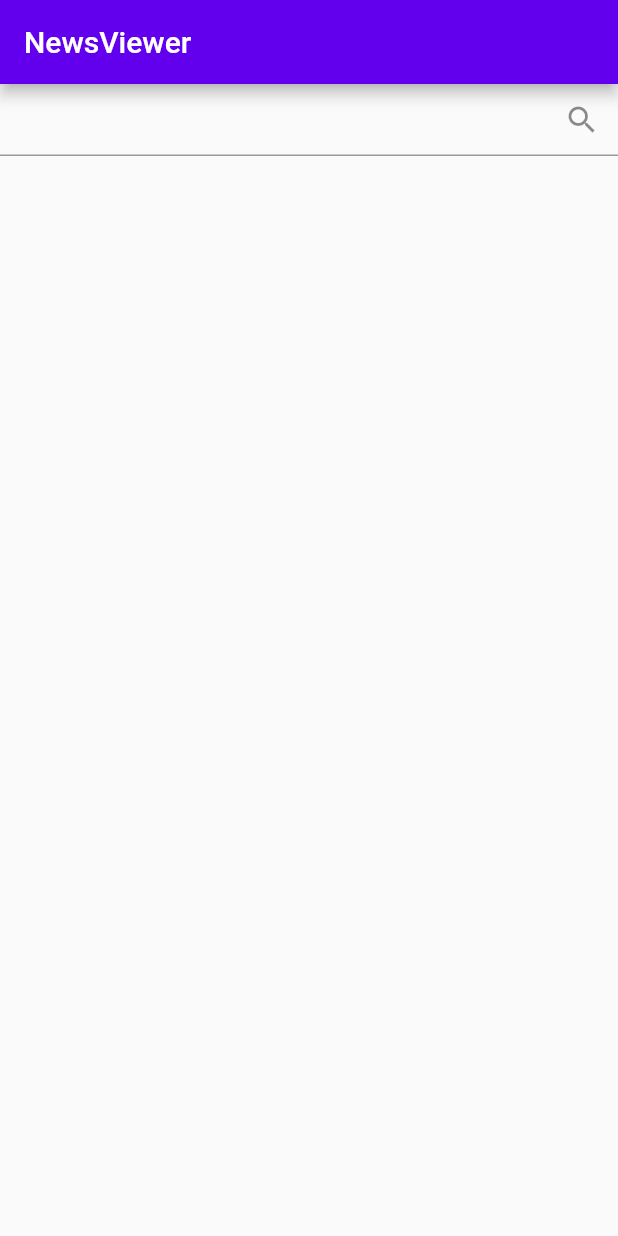
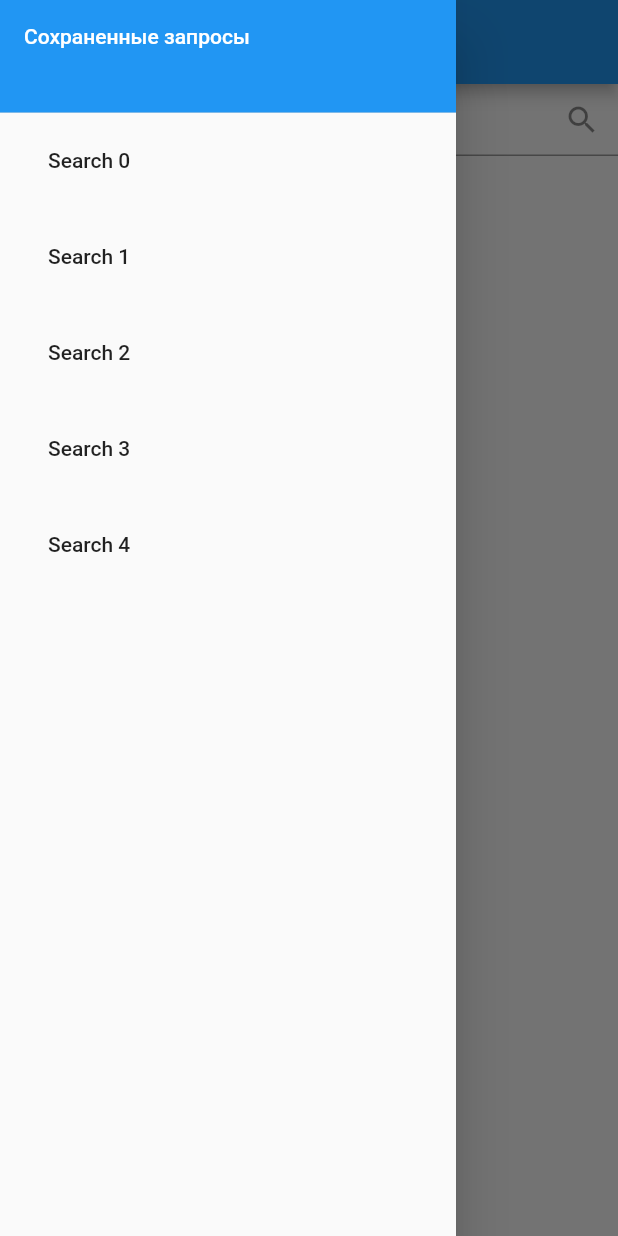
Before and after one commit to themickey03/test_task_solution, a Flutter app: the screen it shows after launch, with the side drawer open (before the commit the screen has no drawer), on a phone screen of 412 x 824 dp. Run offline on Flutter 3.47's test engine with Material 2 defaults, Android fonts, the light colour scheme and no system bars.

Commit message:
side_menu created, news formatted

```diff
--- a/lib/main.dart
+++ b/lib/main.dart
@@ -1,5 +1,6 @@
 import 'package:flutter/material.dart';
 import 'package:test_task_solution/news/news_list_widget.dart';
+import 'package:test_task_solution/sideMenu/side_menu_widget.dart';
 
 void main() {
   runApp(const MyApp());
@@ -26,29 +27,62 @@ class MyHomePage extends StatefulWidget {
 class _MyHomePageState extends State<MyHomePage> {
   var inputText = "";
   var searched = false;
+  var isSearched = false;
+
+  _changeSetOfSearch() {
+    setState(() {
+      isSearched = !isSearched;
+    });
+  }
+
+  _changeInputText(String text){
+    setState(() {
+      inputText = text;
+    });
+  }
 
   @override
   Widget build(BuildContext context) {
     return Scaffold(
+        drawer: SideMenuWidget(onResult: (result) {
+          _changeInputText(result);
+          setState(() {
+            isSearched = true;
+          });
+        },),
         appBar: AppBar(
-          title: const Text("NewsViewer"),
+          backgroundColor: ThemeData.light().primaryColor,
+          title: isSearched ? Text(inputText) : const Text("NewsViewer"),
+          actions: [
+            isSearched ? IconButton(
+              icon: const Icon(Icons.search),
+              onPressed: (){
+                _changeSetOfSearch();
+              },
+            ) : Container()
+          ],
         ),
         body: Align(
           alignment: Alignment.topCenter,
-          child: TextField(
-            onChanged: (text) {
-              setState(() {
-                inputText = text;
-              });
-            },
-            decoration: InputDecoration(
-                suffixIcon: IconButton(
-                    onPressed: () => {
-                          Navigator.of(context).push(MaterialPageRoute(
-                              builder: (context) =>
-                                  NewsListWidget(requestString: inputText)))
+          child: SizedBox(
+            child: Column(
+              children: [
+                !isSearched
+                    ? TextField(
+                        onChanged: (text) {
+                          _changeInputText(text);
                         },
-                    icon: const Icon(Icons.search))),
+                        decoration: InputDecoration(
+                            suffixIcon: IconButton(
+                                onPressed: () => {_changeSetOfSearch()},
+                                icon: const Icon(Icons.search))),
+                      )
+                    : Container(),
+                isSearched
+                    ? Expanded(child: NewsListWidget(requestString: inputText))
+                    : Container()
+              ],
+            ),
           ),
         ));
   }
--- /dev/null
+++ b/lib/sideMenu/side_menu_widget.dart
@@ -0,0 +1,47 @@
+import 'package:flutter/material.dart';
+
+class SideMenuWidget extends StatelessWidget {
+  final ValueChanged onResult;
+  const SideMenuWidget({super.key, required this.onResult});
+
+  @override
+  Widget build(BuildContext context) {
+    return Drawer(
+      child: ListView(
+        physics: const NeverScrollableScrollPhysics(),
+        padding: EdgeInsets.zero,
+        children: <Widget>[
+          SizedBox(
+            height: 75.0,
+            child: DrawerHeader(
+              margin: EdgeInsets.zero,
+              decoration: BoxDecoration(
+                color: ThemeData.light().primaryColor,
+              ),
+              child: const Text(
+                'Сохраненные запросы',
+                style: TextStyle(color: Colors.white),
+              ),
+            ),
+          ),
+          ListView.builder(
+            shrinkWrap: true,
+              itemCount: 5,
+              itemBuilder: (context, index) {
+                return ListTile(
+                  //TODO визуал
+                  //TODO добавляем запросы из сохраненных
+                  title: ListTile(
+                    title: Text("Search $index"),
+                    onTap: (){
+                      Navigator.of(context).pop();
+                      onResult("Search $index");
+                    },
+                  ),
+                );
+              })
+        ],
+      ),
+    );
+  }
+}
--- a/pubspec.yaml
+++ b/pubspec.yaml
@@ -14,6 +14,7 @@ dev_dependencies:
     sdk: flutter
   flutter_lints: ^2.0.0
   http: 0.13.5
+  intl: 0.18.1
 flutter:
   uses-material-design: true
   # assets:
```
Also changed, not shown: lib/news/news_list_widget.dart (+108 -23 lines), pubspec.lock, 1 other file.
